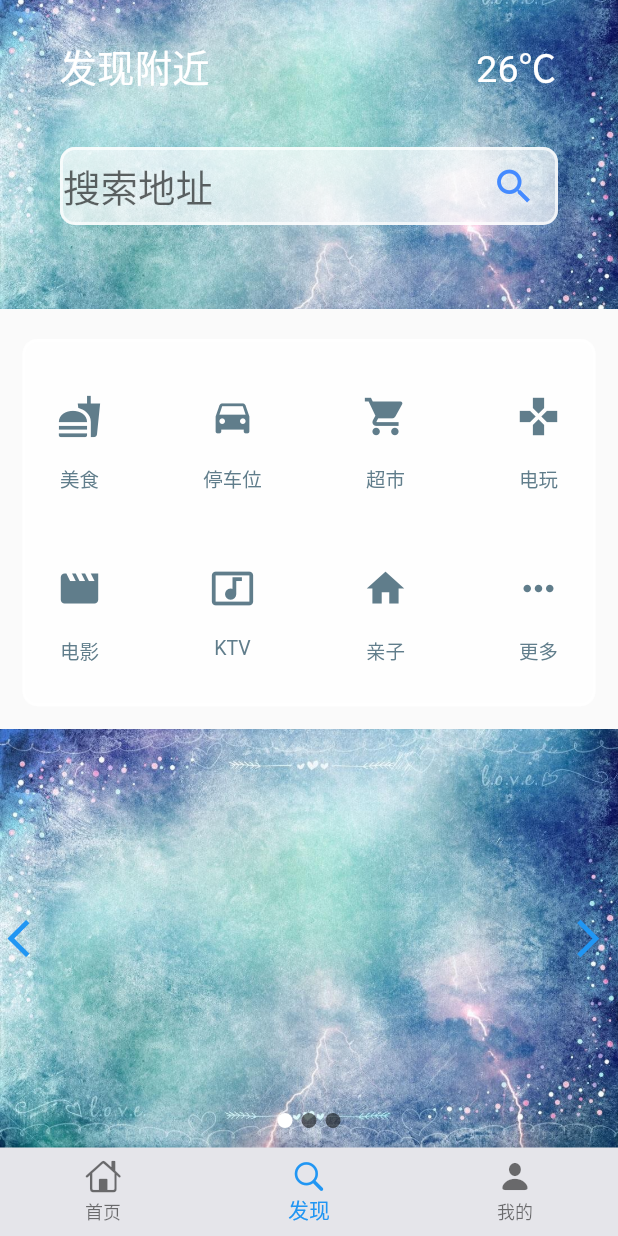
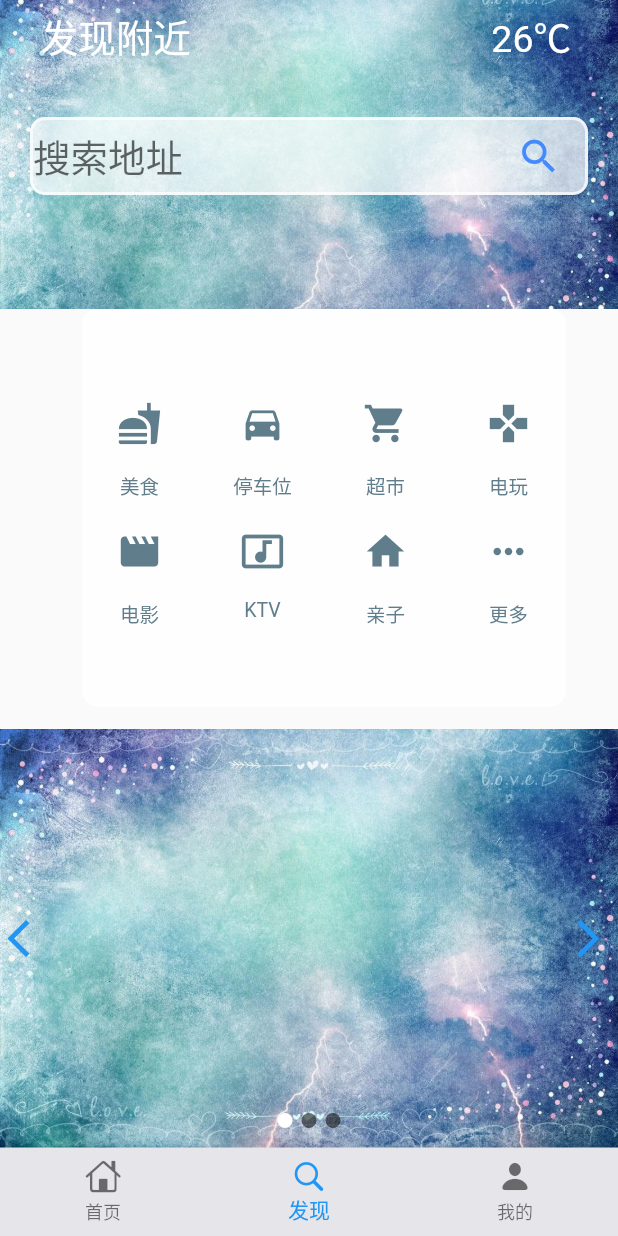
Before and after one commit to MMMMMMMingor/indoor_location_front, a Flutter app: the screen it shows after launch, item 2 of the bottom bar chosen, on a phone screen of 412 x 824 dp. Run offline on Flutter 3.47's test engine with Material 2 defaults, Android fonts, the phone set to English and light mode, and no system bars; our stand-ins replace flutter_swiper, fluttertoast, image_picker.

Commit message:
修改发现页面的bugug“

```diff
--- a/lib/pages/tabs/search.dart
+++ b/lib/pages/tabs/search.dart
@@ -66,7 +66,7 @@ class SearchPage extends StatelessWidget{
 
            child: Center(
           child: Padding(
-              padding: EdgeInsets.fromLTRB(20,20,20,0),
+              padding: EdgeInsets.fromLTRB(0,0,0,0),
               child:Container(
                   child:Column(
                            children: <Widget>[
@@ -176,7 +176,7 @@ class SearchPage extends StatelessWidget{
     Expanded(
       flex: 9,
 child:Padding(
-        padding: EdgeInsets.fromLTRB(0, 20, 0, 0),
+        padding: EdgeInsets.fromLTRB(20, 0, 0, 0),
          child:Container(
 
           // height:210,
@@ -196,8 +196,8 @@ child:Padding(
         children: <Widget>[
            Wrap(
 
-  spacing:30.0, // 主轴(水平)方向间距
-  runSpacing:40.0, // 纵轴（垂直）方向间距
+  spacing:10.0, // 主轴(水平)方向间距
+  runSpacing:10.0, // 纵轴（垂直）方向间距
   alignment: WrapAlignment.center,
 
   children: <Widget>[
```
